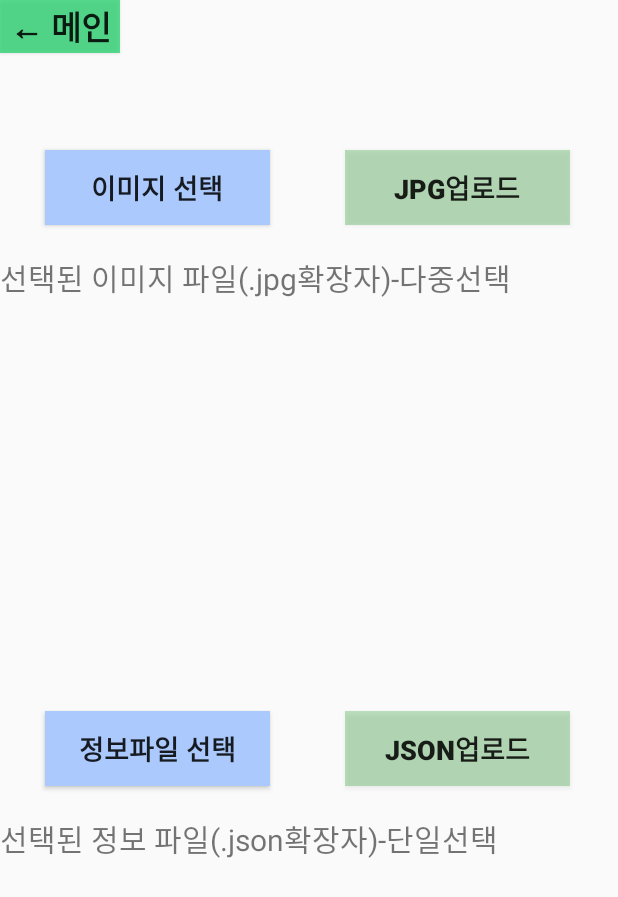
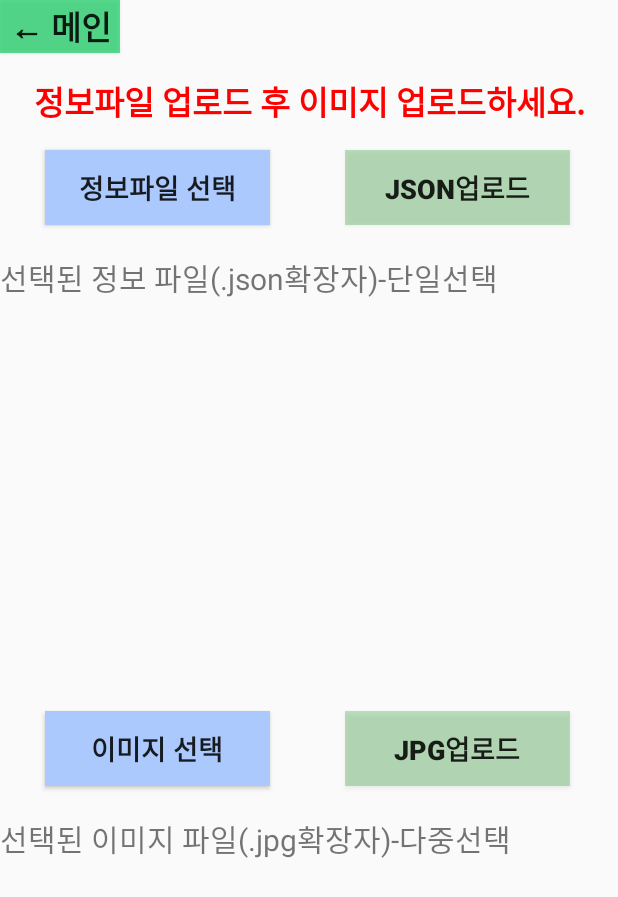
Before and after one commit to Ja-Mong/FISTs, an Android app: the UploadView screen opened directly, with no data from a screen before it, on a phone screen of 412 x 824 dp. Shown: the top 897 px of the screen. Run offline under Robolectric (Android 15) with nearby library versions, the light colour scheme and no system bars; libraries missing offline, so code that uses them is left out: org.json.simple.

Commit message:
업로드 UI변경2

```diff
--- a/app/src/main/java/com/example/forestinventorysurverytools/UploadView.java
+++ b/app/src/main/java/com/example/forestinventorysurverytools/UploadView.java
@@ -4,6 +4,7 @@ import android.content.ClipData;
 import android.content.Intent;
 import android.database.Cursor;
 import android.net.Uri;
+import android.os.Build;
 import android.os.Bundle;
 import android.os.Environment;
 import android.os.PersistableBundle;
@@ -16,6 +17,7 @@ import android.widget.TextView;
 import android.widget.Toast;
 
 import androidx.annotation.Nullable;
+import androidx.annotation.RequiresApi;
 import androidx.appcompat.app.ActionBar;
 import androidx.appcompat.app.AppCompatActivity;
 
@@ -200,6 +202,7 @@ public class UploadView extends AppCompatActivity {
 
     //이미지 업로드
     View.OnClickListener upload_img_Listener = new View.OnClickListener() {
+        @RequiresApi(api = Build.VERSION_CODES.O)
         @Override
         public void onClick(View v) {
             mView_img.setText(imgText+"\n 업로드 중...");
@@ -208,6 +211,10 @@ public class UploadView extends AppCompatActivity {
                 mNetConnect.buildNetworkService(baseurl);
                 mNetService = mNetConnect.getNetService();
                 Call<String> imgFile = mNetService.imgFile(blist);
+                Log.d("tag","##"+blist.get(0).body().getClass().getName()+" "
+                        +blist.get(0).body().getClass().getCanonicalName()+
+                        " "+blist.get(0).body().getClass().getSimpleName()
+                +" "+blist.get(0).body().getClass().getTypeName());
                 imgFile.enqueue(new Callback<String>() {
                     @Override
                     public void onResponse(Call<String> call, Response<String> response) {
--- a/app/src/main/res/layout/activity_upload.xml
+++ b/app/src/main/res/layout/activity_upload.xml
@@ -11,25 +11,75 @@
         android:text="← 메인"
         android:textSize="10pt"
         android:textStyle="bold" />
-
+    <TextView
+        android:id="@+id/uploadGuide"
+        android:layout_marginTop="15dp"
+        android:layout_below="@+id/btn_return"
+        android:textAlignment="center"
+        android:text="정보파일 업로드 후 이미지 업로드하세요."
+        android:textSize="22dp"
+        android:layout_height="35dp"
+        android:layout_width="match_parent"
+        android:textStyle="bold"
+        android:textColor="#ff0000"/>
     <Button
-        android:id="@+id/Btn_sel_img"
+        android:id="@+id/Btn_sel_json"
         android:layout_marginTop="100dp"
         android:layout_width="150dp"
         android:layout_height="50dp"
         android:background="#abc9fd"
         android:layout_marginLeft="30dp"
+        android:text="정보파일 선택"
+        android:textSize="8pt"
+        android:textStyle="bold"
+        />
+    <Button
+        android:id="@+id/Btn_upload_json"
+        android:layout_marginTop="100dp"
+        android:layout_width="150dp"
+        android:layout_height="50dp"
+        android:layout_toRightOf="@+id/Btn_sel_json"
+        android:layout_marginLeft="50dp"
+        android:text="json업로드"
+        android:background="#5B4CAF50"
+        android:textSize="8pt"
+        android:textStyle="bold"
+        />
+
+    <TextView
+        android:id="@+id/tv_selected_json"
+        android:layout_width="match_parent"
+        android:layout_height="180dp"
+        android:layout_alignTop="@id/Btn_sel_json"
+        android:layout_marginTop="70dp"
+        android:scrollbarAlwaysDrawVerticalTrack="true"
+        android:scrollbarFadeDuration="0"
+        android:scrollbarStyle="outsideInset"
+        android:scrollbars="vertical"
+        android:text="선택된 정보 파일(.json확장자)-단일선택"
+        android:textSize="20dp"
+        />
+
+    <Button
+        android:id="@+id/Btn_sel_img"
+        android:layout_width="150dp"
+        android:layout_height="50dp"
+        android:layout_alignParentBottom="true"
+        android:layout_marginBottom="300dp"
+        android:layout_marginLeft="30dp"
         android:text="이미지 선택"
+        android:background="#abc9fd"
         android:textSize="8pt"
         android:textStyle="bold"
         />
     <Button
         android:id="@+id/Btn_upload_img"
-        android:layout_marginTop="100dp"
         android:layout_width="150dp"
         android:layout_height="50dp"
         android:layout_toRightOf="@+id/Btn_sel_img"
         android:layout_marginLeft="50dp"
+        android:layout_alignParentBottom="true"
+        android:layout_marginBottom="300dp"
         android:text="jpg업로드"
         android:background="#5B4CAF50"
         android:textSize="8pt"
@@ -40,53 +90,13 @@
         android:id="@+id/tv_selected_img"
         android:layout_width="match_parent"
         android:layout_height="180dp"
+        android:scrollbars="vertical"
         android:layout_alignTop="@id/Btn_sel_img"
-        android:layout_marginTop="70dp"
-        android:scrollbarAlwaysDrawVerticalTrack="true"
-        android:scrollbarFadeDuration="0"
-        android:scrollbarStyle="outsideInset"
-        android:scrollbars="vertical"
-        android:text="선택된 이미지 파일(.jpg확장자)-다중선택"
-        android:textSize="20dp"
-        />
-
-    <Button
-        android:id="@+id/Btn_sel_json"
-        android:layout_width="150dp"
-        android:layout_height="50dp"
-        android:layout_alignParentBottom="true"
-        android:layout_marginBottom="300dp"
-        android:layout_marginLeft="30dp"
-        android:text="정보파일 선택"
-        android:background="#abc9fd"
-        android:textSize="8pt"
-        android:textStyle="bold"
-        />
-    <Button
-        android:id="@+id/Btn_upload_json"
-        android:layout_width="150dp"
-        android:layout_height="50dp"
-        android:layout_toRightOf="@+id/Btn_sel_json"
-        android:layout_marginLeft="50dp"
-        android:layout_alignParentBottom="true"
-        android:layout_marginBottom="300dp"
-        android:text="json업로드"
-        android:background="#5B4CAF50"
-        android:textSize="8pt"
-        android:textStyle="bold"
-        />
-
-    <TextView
-        android:id="@+id/tv_selected_json"
-        android:layout_width="match_parent"
-        android:layout_height="180dp"
-        android:scrollbars="vertical"
-        android:layout_alignTop="@id/Btn_sel_json"
         android:layout_marginTop="70dp"
         android:textSize="20dp"
         android:scrollbarFadeDuration="0"
         android:scrollbarAlwaysDrawVerticalTrack="true"
-        android:text="선택된 정보 파일(.json확장자)-단일선택"
+        android:text="선택된 이미지 파일(.jpg확장자)-다중선택"
         android:scrollbarStyle="outsideInset"
         />
 
```
